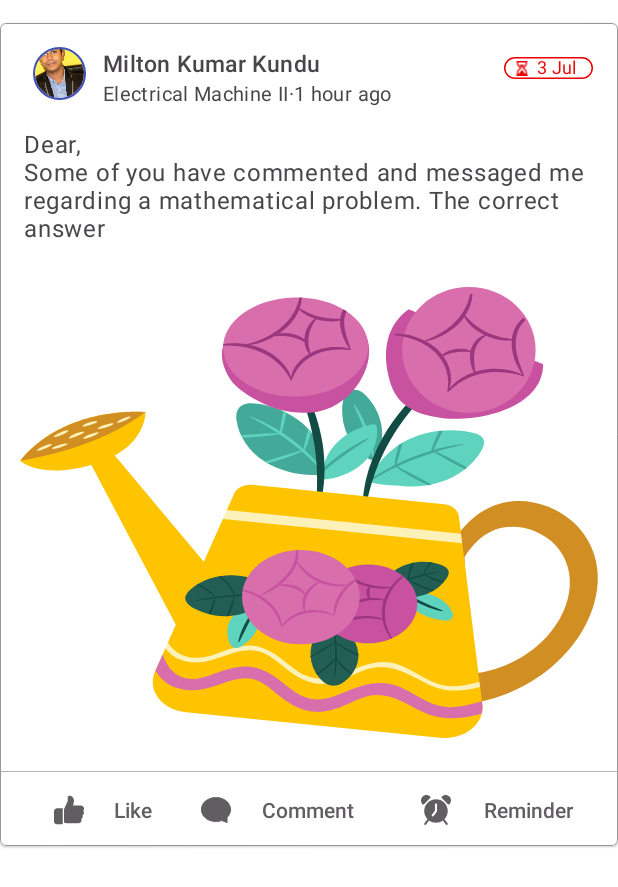
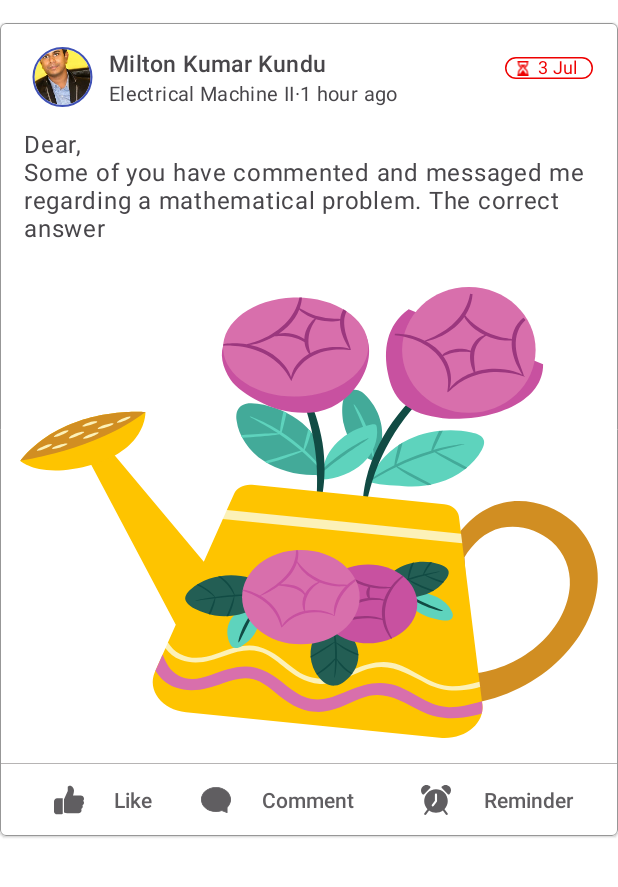
Before and after one commit to s-m-nahid-hasan-ruet-ece/Notify-Campus-eNotice-Board, an Android app: the layout raw_post_with_image.xml on its own in the app's theme, with its tools: preview values and no code run, on a phone screen of 412 x 824 dp. Shown: the top 887 px of the screen. Run offline under Robolectric (Android 15) with nearby library versions, the phone set to English and light mode, and no system bars; plain views replace CircularImageView.

Commit message:
this is 3rd commit

```diff
--- a/app/src/main/res/layout/post_details_layout.xml
+++ b/app/src/main/res/layout/post_details_layout.xml
@@ -247,7 +247,7 @@
                     />
 
 
-                <include layout="@layout/raw_comment_layout"/>
+                <include layout="@layout/raw_edit_comment_layout"/>
                 <include layout="@layout/raw_comment_layout"/>
                 <include layout="@layout/raw_comment_layout"/>
                 <include layout="@layout/raw_comment_layout"/>
--- a/app/src/main/res/layout/raw_post_with_image.xml
+++ b/app/src/main/res/layout/raw_post_with_image.xml
@@ -31,7 +31,6 @@
             android:orientation="vertical"
             android:padding="16dp">
 
-            <!-- Title, secondary and supporting text -->
             <LinearLayout
                 android:layout_width="match_parent"
                 android:layout_height="wrap_content"
@@ -39,8 +38,8 @@
                 android:orientation="horizontal">
                 <com.mikhaellopez.circularimageview.CircularImageView
                     android:id="@+id/post_owner_pic"
-                    android:layout_width="35dp"
-                    android:layout_height="35dp"
+                    android:layout_width="40dp"
+                    android:layout_height="40dp"
                     app:srcCompat="@drawable/profile"
                     app:civ_border_color="#3f51b5"
                     android:layout_weight="1"
@@ -149,7 +148,6 @@
             android:scaleType="fitXY"
             android:clickable="true"
             android:adjustViewBounds="true"
-            android:layout_marginBottom="5dp"
             android:contentDescription="@string/content_description_media"
             />
 
@@ -159,8 +157,7 @@
             android:layout_height="wrap_content"
             android:layout_gravity="bottom"
             app:dividerThickness="0.8dp"
-            app:dividerColor="#B6B4B4"
-            android:layout_marginBottom="1dp" />
+            app:dividerColor="#B6B4B4" />
 
 
         <!-- Buttons -->
--- a/app/src/main/res/values/strings.xml
+++ b/app/src/main/res/values/strings.xml
@@ -106,4 +106,6 @@
     <string name="department_hint">Department</string>
     <string name="verification_code_hint">Verification Code</string>
     <string name="post_details">Post</string>
+    <string name="write_a_notice">Write a notice...</string>
+    <string name="write_a_comment">Write a comment...</string>
 </resources>
```
Also changed, not shown: app/src/main/java/com/example/notify/EditPost.java (+8 -1 lines), app/src/main/java/com/example/notify/HomeFragment.java (+16 -0 lines), app/src/main/java/com/example/notify/MainActivity2.java (+16 -1 lines), app/src/main/java/com/example/notify/PostDetails.java (+19 -3 lines), app/src/main/res/layout/raw_comment_layout.xml (+12 -6 lines), app/src/main/java/com/example/notify/post.java (line endings or trailing spaces).
